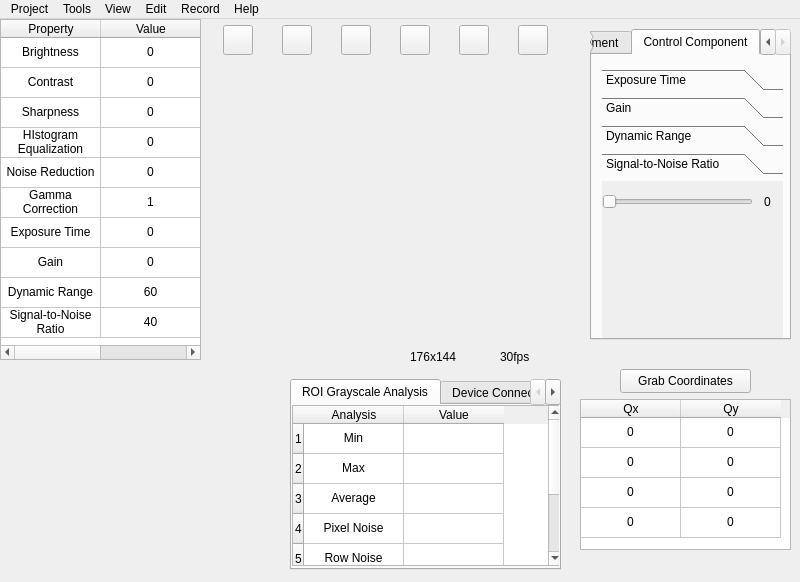
Old version of the form mainwindow.ui in the repository yuranxue272181/WPIMQP.
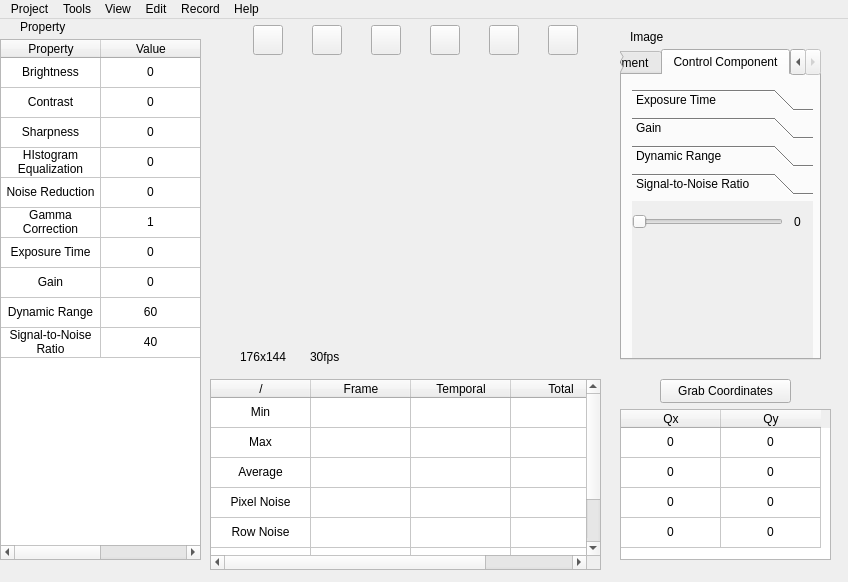
New version of the form. The open tabs and pages were chosen to show the change.

Patch:
```diff
--- a/mainwindow.ui
+++ b/mainwindow.ui
@@ -6,7 +6,7 @@
    <rect>
     <x>0</x>
     <y>0</y>
-    <width>800</width>
+    <width>848</width>
     <height>582</height>
    </rect>
   </property>
@@ -49,7 +49,7 @@
    <widget class="QWidget" name="videoWidget" native="true">
     <property name="geometry">
      <rect>
-      <x>210</x>
+      <x>240</x>
       <y>40</y>
       <width>352</width>
       <height>288</height>
@@ -83,7 +83,7 @@
    <widget class="QWidget" name="layoutWidget">
     <property name="geometry">
      <rect>
-      <x>200</x>
+      <x>230</x>
       <y>5</y>
       <width>371</width>
       <height>32</height>
@@ -170,216 +170,10 @@
      </item>
     </layout>
    </widget>
-   <widget class="QTabWidget" name="tabWidget_2">
-    <property name="geometry">
-     <rect>
-      <x>290</x>
-      <y>360</y>
-      <width>271</width>
-      <height>191</height>
-     </rect>
-    </property>
-    <property name="minimumSize">
-     <size>
-      <width>0</width>
-      <height>140</height>
-     </size>
-    </property>
-    <property name="layoutDirection">
-     <enum>Qt::LayoutDirection::LeftToRight</enum>
-    </property>
-    <property name="currentIndex">
-     <number>0</number>
-    </property>
-    <widget class="QWidget" name="tab_4">
-     <attribute name="title">
-      <string>ROI Grayscale Analysis</string>
-     </attribute>
-     <widget class="QTableWidget" name="analysisTable">
-      <property name="geometry">
-       <rect>
-        <x>0</x>
-        <y>0</y>
-        <width>271</width>
-        <height>161</height>
-       </rect>
-      </property>
-      <property name="editTriggers">
-       <set>QAbstractItemView::EditTrigger::NoEditTriggers</set>
-      </property>
-      <row/>
-      <row/>
-      <row/>
-      <row/>
-      <row/>
-      <row/>
-      <row/>
-      <column>
-       <property name="text">
-        <string>Analysis</string>
-       </property>
-      </column>
-      <column>
-       <property name="text">
-        <string>Value</string>
-       </property>
-      </column>
-      <item row="0" column="0">
-       <property name="text">
-        <string>Min</string>
-       </property>
-       <property name="textAlignment">
-        <set>AlignCenter</set>
-       </property>
-      </item>
-      <item row="0" column="1">
-       <property name="text">
-        <string/>
-       </property>
-       <property name="textAlignment">
-        <set>AlignCenter</set>
-       </property>
-      </item>
-      <item row="1" column="0">
-       <property name="text">
-        <string>Max</string>
-       </property>
-       <property name="textAlignment">
-        <set>AlignCenter</set>
-       </property>
-      </item>
-      <item row="1" column="1">
-       <property name="text">
-        <string/>
-       </property>
-       <property name="textAlignment">
-        <set>AlignCenter</set>
-       </property>
-      </item>
-      <item row="2" column="0">
-       <property name="text">
-        <string>Average</string>
-       </property>
-       <property name="textAlignment">
-        <set>AlignCenter</set>
-       </property>
-      </item>
-      <item row="2" column="1">
-       <property name="text">
-        <string/>
-       </property>
-       <property name="textAlignment">
-        <set>AlignCenter</set>
-       </property>
-      </item>
-      <item row="3" column="0">
-       <property name="text">
-        <string>Pixel Noise</string>
-       </property>
-       <property name="textAlignment">
-        <set>AlignCenter</set>
-       </property>
-      </item>
-      <item row="3" column="1">
-       <property name="text">
-        <string/>
-       </property>
-       <property name="textAlignment">
-        <set>AlignCenter</set>
-       </property>
-      </item>
-      <item row="4" column="0">
-       <property name="text">
-        <string>Row Noise</string>
-       </property>
-       <property name="textAlignment">
-        <set>AlignCenter</set>
-       </property>
-      </item>
-      <item row="4" column="1">
-       <property name="text">
-        <string/>
-       </property>
-       <property name="textAlignment">
-        <set>AlignCenter</set>
-       </property>
-      </item>
-      <item row="5" column="0">
-       <property name="text">
-        <string>Column Noise</string>
-       </property>
-       <property name="textAlignment">
-        <set>AlignCenter</set>
-       </property>
-      </item>
-      <item row="5" column="1">
-       <property name="text">
-        <string/>
-       </property>
-       <property name="textAlignment">
-        <set>AlignCenter</set>
-       </property>
-      </item>
-      <item row="6" column="0">
-       <property name="text">
-        <string/>
-       </property>
-       <property name="textAlignment">
-        <set>AlignCenter</set>
-       </property>
-      </item>
-      <item row="6" column="1">
-       <property name="text">
-        <string/>
-       </property>
-       <property name="textAlignment">
-        <set>AlignCenter</set>
-       </property>
-      </item>
-     </widget>
-    </widget>
-    <widget class="QWidget" name="tab_5">
-     <attribute name="title">
-      <string>Device Connection</string>
-     </attribute>
-     <widget class="QTextBrowser" name="textBrowser">
-      <property name="geometry">
-       <rect>
-        <x>0</x>
-        <y>0</y>
-        <width>321</width>
-        <height>191</height>
-       </rect>
-      </property>
-      <property name="minimumSize">
-       <size>
-        <width>321</width>
-        <height>101</height>
-       </size>
-      </property>
-      <property name="html">
-       <string>&lt;!DOCTYPE HTML PUBLIC &quot;-//W3C//DTD HTML 4.0//EN&quot; &quot;http://www.w3.org/TR/REC-html40/strict.dtd&quot;&gt;
-&lt;html&gt;&lt;head&gt;&lt;meta name=&quot;qrichtext&quot; content=&quot;1&quot; /&gt;&lt;meta charset=&quot;utf-8&quot; /&gt;&lt;style type=&quot;text/css&quot;&gt;
-p, li { white-space: pre-wrap; }
-hr { height: 1px; border-width: 0; }
-li.unchecked::marker { content: &quot;\2610&quot;; }
-li.checked::marker { content: &quot;\2612&quot;; }
-&lt;/style&gt;&lt;/head&gt;&lt;body style=&quot; font-family:'Segoe UI'; font-size:9pt; font-weight:400; font-style:normal;&quot;&gt;
-&lt;p style=&quot; margin-top:0px; margin-bottom:0px; margin-left:0px; margin-right:0px; -qt-block-indent:0; text-indent:0px;&quot;&gt;&lt;span style=&quot; font-family:'Microsoft YaHei UI';&quot;&gt;Camera 1:&lt;/span&gt;&lt;/p&gt;
-&lt;p style=&quot; margin-top:0px; margin-bottom:0px; margin-left:0px; margin-right:0px; -qt-block-indent:0; text-indent:0px;&quot;&gt;&lt;span style=&quot; font-family:'Microsoft YaHei UI';&quot;&gt;  connecting&lt;/span&gt;&lt;/p&gt;
-&lt;p style=&quot; margin-top:0px; margin-bottom:0px; margin-left:0px; margin-right:0px; -qt-block-indent:0; text-indent:0px;&quot;&gt;&lt;span style=&quot; font-family:'Microsoft YaHei UI';&quot;&gt;  1000x1000&lt;/span&gt;&lt;/p&gt;
-&lt;p style=&quot; margin-top:0px; margin-bottom:0px; margin-left:0px; margin-right:0px; -qt-block-indent:0; text-indent:0px;&quot;&gt;&lt;span style=&quot; font-family:'Microsoft YaHei UI';&quot;&gt;   etc&lt;/span&gt;&lt;/p&gt;
-&lt;p style=&quot; margin-top:0px; margin-bottom:0px; margin-left:0px; margin-right:0px; -qt-block-indent:0; text-indent:0px;&quot;&gt;&lt;span style=&quot; font-family:'Microsoft YaHei UI';&quot;&gt;Camera 2:&lt;/span&gt;&lt;/p&gt;
-&lt;p style=&quot; margin-top:0px; margin-bottom:0px; margin-left:0px; margin-right:0px; -qt-block-indent:0; text-indent:0px;&quot;&gt;&lt;span style=&quot; font-family:'Microsoft YaHei UI';&quot;&gt;  disconnecting&lt;/span&gt;&lt;/p&gt;
-&lt;p style=&quot;-qt-paragraph-type:empty; margin-top:0px; margin-bottom:0px; margin-left:0px; margin-right:0px; -qt-block-indent:0; text-indent:0px; font-family:'Microsoft YaHei UI';&quot;&gt;&lt;br /&gt;&lt;/p&gt;&lt;/body&gt;&lt;/html&gt;</string>
-      </property>
-     </widget>
-    </widget>
-   </widget>
    <widget class="QLabel" name="label">
     <property name="geometry">
      <rect>
-      <x>410</x>
+      <x>240</x>
       <y>330</y>
       <width>49</width>
       <height>16</height>
@@ -392,7 +186,7 @@
    <widget class="QLabel" name="label_2">
     <property name="geometry">
      <rect>
-      <x>500</x>
+      <x>310</x>
       <y>330</y>
       <width>49</width>
       <height>16</height>
@@ -406,9 +200,9 @@
     <property name="geometry">
      <rect>
       <x>0</x>
-      <y>0</y>
+      <y>20</y>
       <width>201</width>
-      <height>341</height>
+      <height>521</height>
      </rect>
     </property>
     <property name="sizePolicy">
@@ -618,8 +412,8 @@
    <widget class="QTabWidget" name="tabWidget">
     <property name="geometry">
      <rect>
-      <x>590</x>
-      <y>10</y>
+      <x>620</x>
+      <y>30</y>
       <width>201</width>
       <height>311</height>
      </rect>
@@ -1082,8 +876,8 @@
         <rect>
          <x>0</x>
          <y>0</y>
-         <width>181</width>
-         <height>151</height>
+         <width>100</width>
+         <height>30</height>
         </rect>
        </property>
        <attribute name="label">
@@ -1135,8 +929,8 @@
    <widget class="QPushButton" name="grabButton">
     <property name="geometry">
      <rect>
-      <x>620</x>
-      <y>350</y>
+      <x>660</x>
+      <y>360</y>
       <width>131</width>
       <height>24</height>
      </rect>
@@ -1148,8 +942,8 @@
    <widget class="QTableWidget" name="coordinatesTable">
     <property name="geometry">
      <rect>
-      <x>580</x>
-      <y>380</y>
+      <x>620</x>
+      <y>390</y>
       <width>211</width>
       <height>151</height>
      </rect>
@@ -1248,22 +1042,214 @@
      </property>
     </item>
    </widget>
-   <zorder>tabWidget_2</zorder>
-   <zorder>videoWidget</zorder>
-   <zorder>layoutWidget</zorder>
-   <zorder>label</zorder>
-   <zorder>label_2</zorder>
-   <zorder>FeatureTable</zorder>
-   <zorder>tabWidget</zorder>
-   <zorder>grabButton</zorder>
-   <zorder>coordinatesTable</zorder>
+   <widget class="QTableWidget" name="analysisTable">
+    <property name="geometry">
+     <rect>
+      <x>210</x>
+      <y>360</y>
+      <width>391</width>
+      <height>191</height>
+     </rect>
+    </property>
+    <property name="editTriggers">
+     <set>QAbstractItemView::EditTrigger::NoEditTriggers</set>
+    </property>
+    <attribute name="verticalHeaderVisible">
+     <bool>false</bool>
+    </attribute>
+    <row/>
+    <row/>
+    <row/>
+    <row/>
+    <row/>
+    <row/>
+    <row/>
+    <column>
+     <property name="text">
+      <string>/</string>
+     </property>
+     <property name="font">
+      <font>
+       <bold>false</bold>
+      </font>
+     </property>
+    </column>
+    <column>
+     <property name="text">
+      <string>Frame</string>
+     </property>
+     <property name="font">
+      <font>
+       <bold>false</bold>
+      </font>
+     </property>
+    </column>
+    <column>
+     <property name="text">
+      <string>Temporal</string>
+     </property>
+     <property name="font">
+      <font>
+       <bold>false</bold>
+      </font>
+     </property>
+    </column>
+    <column>
+     <property name="text">
+      <string>Total</string>
+     </property>
+     <property name="font">
+      <font>
+       <bold>false</bold>
+      </font>
+     </property>
+    </column>
+    <item row="0" column="0">
+     <property name="text">
+      <string>Min</string>
+     </property>
+     <property name="textAlignment">
+      <set>AlignCenter</set>
+     </property>
+    </item>
+    <item row="0" column="1">
+     <property name="text">
+      <string/>
+     </property>
+     <property name="textAlignment">
+      <set>AlignCenter</set>
+     </property>
+    </item>
+    <item row="1" column="0">
+     <property name="text">
+      <string>Max</string>
+     </property>
+     <property name="textAlignment">
+      <set>AlignCenter</set>
+     </property>
+    </item>
+    <item row="1" column="1">
+     <property name="text">
+      <string/>
+     </property>
+     <property name="textAlignment">
+      <set>AlignCenter</set>
+     </property>
+    </item>
+    <item row="2" column="0">
+     <property name="text">
+      <string>Average</string>
+     </property>
+     <property name="textAlignment">
+      <set>AlignCenter</set>
+     </property>
+    </item>
+    <item row="2" column="1">
+     <property name="text">
+      <string/>
+     </property>
+     <property name="textAlignment">
+      <set>AlignCenter</set>
+     </property>
+    </item>
+    <item row="3" column="0">
+     <property name="text">
+      <string>Pixel Noise</string>
+     </property>
+     <property name="textAlignment">
+      <set>AlignCenter</set>
+     </property>
+    </item>
+    <item row="3" column="1">
+     <property name="text">
+      <string/>
+     </property>
+     <property name="textAlignment">
+      <set>AlignCenter</set>
+     </property>
+    </item>
+    <item row="4" column="0">
+     <property name="text">
+      <string>Row Noise</string>
+     </property>
+     <property name="textAlignment">
+      <set>AlignCenter</set>
+     </property>
+    </item>
+    <item row="4" column="1">
+     <property name="text">
+      <string/>
+     </property>
+     <property name="textAlignment">
+      <set>AlignCenter</set>
+     </property>
+    </item>
+    <item row="5" column="0">
+     <property name="text">
+      <string>Column Noise</string>
+     </property>
+     <property name="textAlignment">
+      <set>AlignCenter</set>
+     </property>
+    </item>
+    <item row="5" column="1">
+     <property name="text">
+      <string/>
+     </property>
+     <property name="textAlignment">
+      <set>AlignCenter</set>
+     </property>
+    </item>
+    <item row="6" column="0">
+     <property name="text">
+      <string/>
+     </property>
+     <property name="textAlignment">
+      <set>AlignCenter</set>
+     </property>
+    </item>
+    <item row="6" column="1">
+     <property name="text">
+      <string/>
+     </property>
+     <property name="textAlignment">
+      <set>AlignCenter</set>
+     </property>
+    </item>
+   </widget>
+   <widget class="QLabel" name="label_3">
+    <property name="geometry">
+     <rect>
+      <x>20</x>
+      <y>0</y>
+      <width>101</width>
+      <height>16</height>
+     </rect>
+    </property>
+    <property name="text">
+     <string>Property</string>
+    </property>
+   </widget>
+   <widget class="QLabel" name="label_4">
+    <property name="geometry">
+     <rect>
+      <x>630</x>
+      <y>10</y>
+      <width>101</width>
+      <height>16</height>
+     </rect>
+    </property>
+    <property name="text">
+     <string>Image</string>
+    </property>
+   </widget>
   </widget>
   <widget class="QMenuBar" name="menuBar">
    <property name="geometry">
     <rect>
      <x>0</x>
      <y>0</y>
-     <width>800</width>
+     <width>848</width>
      <height>22</height>
     </rect>
    </property>
```
Left out of the diff: 1 changed line with no effect on the pictures.
